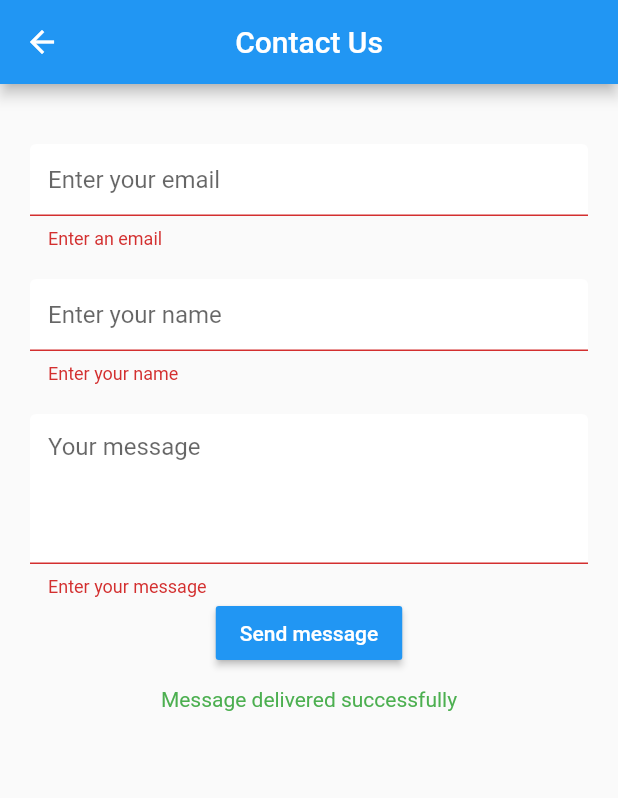
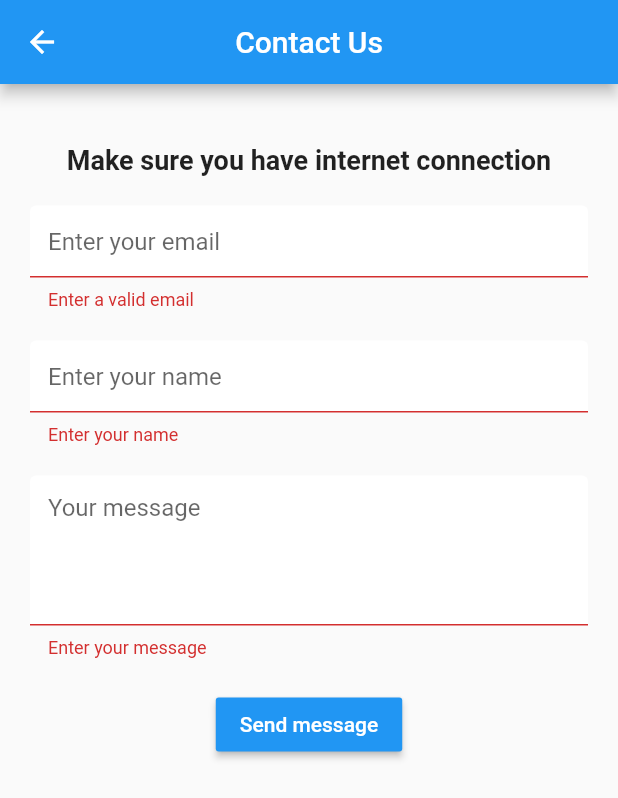
Before and after one commit to BookShell527/NOMeme-mobile, a Flutter app: the Contact screen opened directly, after a tap on "Send message", on a phone screen of 412 x 824 dp. Shown: the top 798 px of the screen. Run offline on Flutter 3.47's test engine with Material 2 defaults, Android fonts, the phone set to English and light mode, and no system bars; our stand-ins replace cloud_firestore, dio, firebase_core, flutter_spinkit; accounts and stored records are empty; network calls fail.

```diff
--- a/lib/screens/contact/contact.dart
+++ b/lib/screens/contact/contact.dart
@@ -30,8 +30,11 @@ class _ContactState extends State<Contact> {
           padding: EdgeInsets.symmetric(vertical: 20.0, horizontal: 20.0),
           child: Form(
             key: _formkey,
+            child: Center(
               child: Column(
                 children: <Widget>[
+                  SizedBox(height: 20.0),
+                  Text("Make sure you have internet connection", style: TextStyle(fontSize: 18.0, fontWeight: FontWeight.bold)),
                   SizedBox(height: 20.0),
                   TextFormField(
                     decoration: textInputDecoration.copyWith(
@@ -40,8 +43,9 @@ class _ContactState extends State<Contact> {
                       setState(() => _currentEmail = value);
                     },
                     validator: (value) =>
-                          value.isEmpty ? "Enter an email" : null,
-                      controller: txt1),
+                      value.isEmpty || !value.contains('@') ? "Enter a valid email" : null,
+                    controller: txt1
+                  ),
                   SizedBox(height: 20.0),
                   TextFormField(
                     decoration: textInputDecoration.copyWith(
@@ -51,12 +55,12 @@ class _ContactState extends State<Contact> {
                     },
                     validator: (value) =>
                       value.isEmpty ? "Enter your name" : null,
-                      controller: txt2),
+                    controller: txt2
+                  ),
                   SizedBox(height: 20.0),
                   TextFormField(
                   keyboardType: TextInputType.multiline,
-                      validator: (value) =>
-                          value.isEmpty ? "Enter your message" : null,
+                  validator: (value) => value.isEmpty ? "Enter your message" : null,
                   maxLines: null,
                   minLines: 4,
                   decoration: textInputDecoration.copyWith(
@@ -64,27 +68,32 @@ class _ContactState extends State<Contact> {
                   onChanged: (value) {
                     setState(() => _currentMessage = value);
                   },
-                      controller: txt3),
+                  controller: txt3
+                ),
+                SizedBox(height: 20.0),
                 RaisedButton(
                   color: Colors.blue,
                   child: Text('Send message',
                       style: TextStyle(color: Colors.white)),
                   onPressed: () async {
                     if (_formkey.currentState.validate()) {
-                          await DatabaseService().sendMessage(
-                              _currentEmail, _currentName, _currentMessage);
-                        }
+                      await DatabaseService().sendMessage(_currentEmail, _currentName, _currentMessage);
                       setState(() {
                         error = "Message delivered successfully";
                       });
                       txt1.text = "";
                       txt2.text = "";
                       txt3.text = "";
-                      }),
+                    }
+                  }
+                ),
                 SizedBox(height: 12.0),
                 Text(error, style: TextStyle(color: Colors.green, fontSize: 14.0))
               ],
           ),
-            )));
+            ),
+        )
+      )
+    );
   }
 }
--- a/lib/screens/wrapper.dart
+++ b/lib/screens/wrapper.dart
@@ -1,7 +1,5 @@
-import 'package:NOMeme/screens/about/about.dart';
 import 'package:NOMeme/screens/contact/contact.dart';
 import 'package:NOMeme/screens/home/home.dart';
-import 'package:connectivity/connectivity.dart';
 import 'package:flutter/material.dart';
 
 class Wrapper extends StatefulWidget {
@@ -10,9 +8,8 @@ class Wrapper extends StatefulWidget {
 }
 
 class _WrapperState extends State<Wrapper> {
-  int _selectedIndex = 1;
+  int _selectedIndex = 0;
   final List<Widget> _widgetOptions = <Widget>[
-    About(),
     Home(),
     Contact()
   ];
@@ -31,7 +28,6 @@ class _WrapperState extends State<Wrapper> {
       ),
       bottomNavigationBar: BottomNavigationBar(
         items: <BottomNavigationBarItem>[
-          BottomNavigationBarItem(label: "About", icon: Icon(Icons.info)),
           BottomNavigationBarItem(label: "Home", icon: Icon(Icons.home)),
           BottomNavigationBarItem(label: "Contact Us", icon: Icon(Icons.call))
         ],
--- a/pubspec.yaml
+++ b/pubspec.yaml
@@ -17,6 +17,9 @@ dependencies:
   firebase_core: ^0.5.2+1
   http: ^0.12.2
   connectivity: ^2.0.2
+  dio: ^3.0.10
+  url_launcher: ^5.7.10
+  flutter_spinkit: "^4.1.2"
 
 dev_dependencies:
   flutter_test:
```
Also changed, not shown: lib/screens/about/about.dart (deleted, +0 -18 lines), lib/screens/home/home.dart (+36 -4 lines), lib/screens/home/loading.dart (added, +16 -0 lines), lib/screens/home/meme_tile.dart (added, +29 -0 lines), lib/models/meme_album.dart (added), pubspec.lock. Lines whose indentation alone changed are shown as unchanged.
